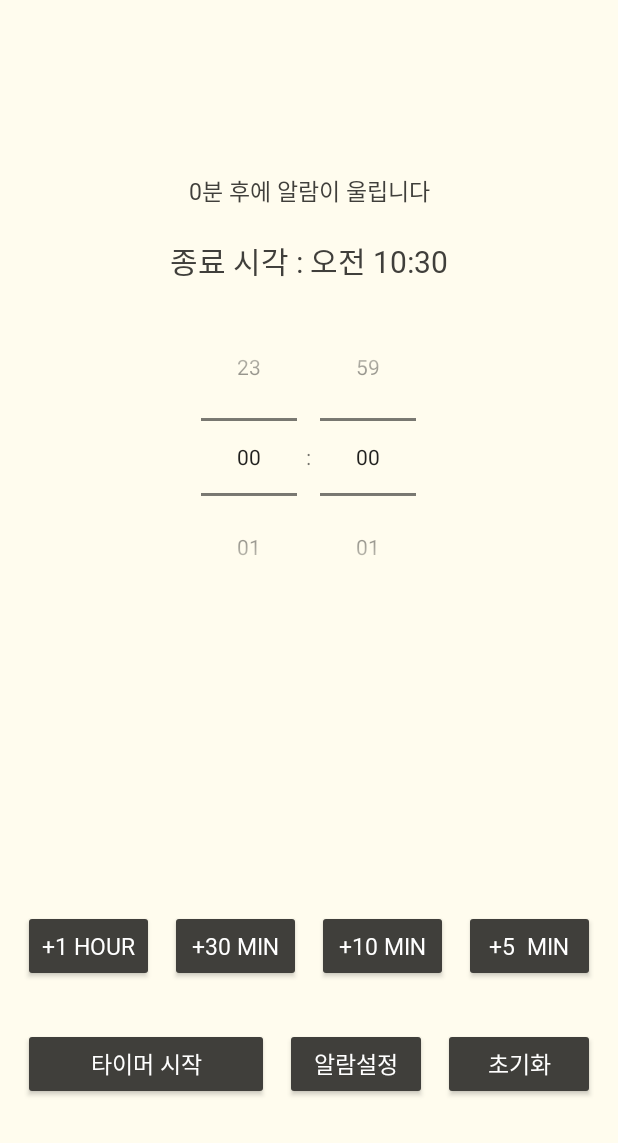
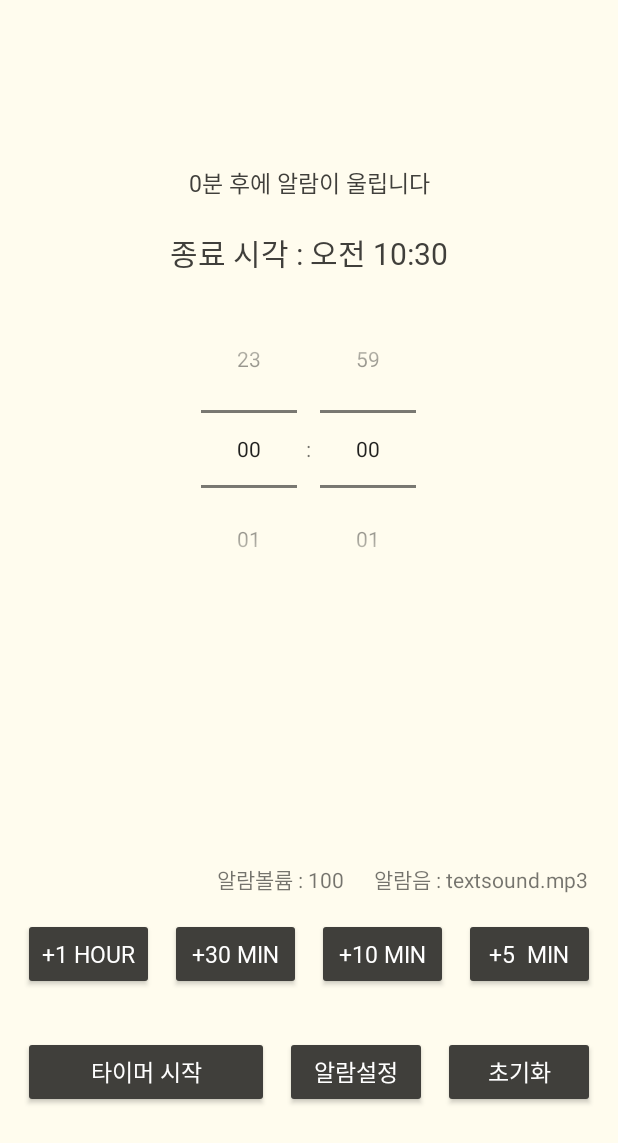
Before and after one commit to p-chanmin/EarAlarmApp, an Android app: the screen it shows after launch (MainActivity), on a phone screen of 412 x 824 dp. Shown: the top 1143 px of the screen. Run offline under Robolectric (Android 15) with nearby library versions, the phone set to English and light mode, and no system bars.

Commit message:
Add design to activity_main.xml

```diff
--- a/app/src/main/res/layout/activity_main.xml
+++ b/app/src/main/res/layout/activity_main.xml
@@ -93,7 +93,7 @@
 
 
 
-        <!-- 타이머 알람 탭 레이아웃 -->
+        <!-- 타이머 알람 레이아웃 -->
         <LinearLayout
             android:id="@+id/tab_timer"
             android:layout_width="match_parent"
@@ -154,6 +154,25 @@
                 android:gravity="center"
                 android:layout_weight="1"
                 >
+                <LinearLayout
+                    android:layout_width="match_parent"
+                    android:layout_height="wrap_content"
+                    android:orientation="horizontal"
+                    android:gravity="right">
+                    <TextView
+                        android:id="@+id/alarm_volume"
+                        android:layout_width="wrap_content"
+                        android:layout_height="wrap_content"
+                        android:text="알람볼륨 : 100"
+                        android:layout_marginRight="20dp"></TextView>
+                    <TextView
+                        android:id="@+id/alarm_media"
+                        android:layout_width="wrap_content"
+                        android:layout_height="wrap_content"
+                        android:text="알람음 : textsound.mp3"
+                        android:layout_marginRight="20dp"></TextView>
+
+                </LinearLayout>
                 <LinearLayout
                     android:layout_width="match_parent"
                     android:layout_height="wrap_content"
```
